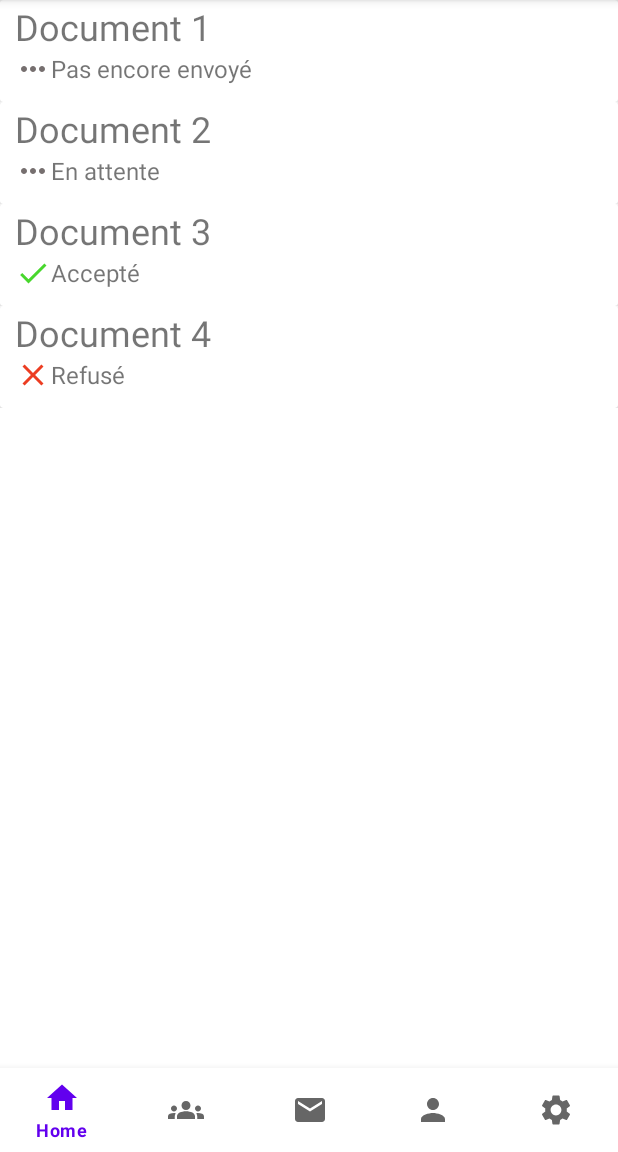
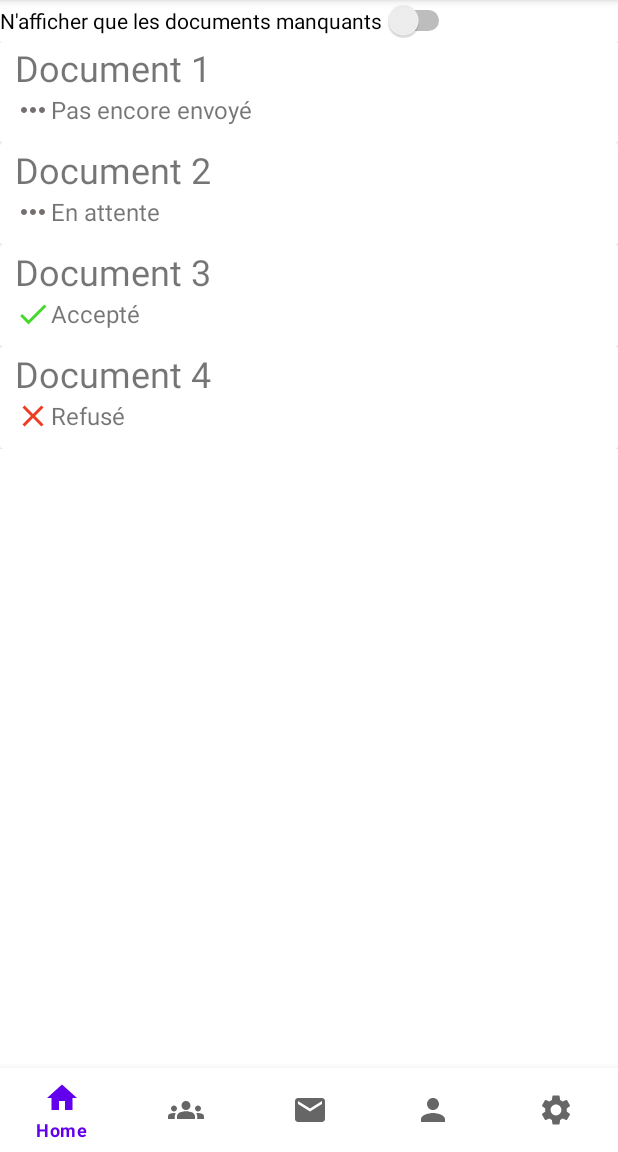
Before and after one commit to NIS4IL-PROJETS5/DogGoAndroid, an Android app: the DocumentMemberFragment screen opened through its navigation route, on a phone screen of 412 x 824 dp, the part 84-1236 px from its top. Run offline under Robolectric (Android 15) with nearby library versions, the phone set to English and light mode, and no system bars; our stand-ins replace navigation-ui; pictures from the network do not load; 1 statement that could not run was skipped.

Commit message:
Ajout filtre pour documents

```diff
--- a/app/src/main/java/com/example/doggo_android/Models/Document.java
+++ b/app/src/main/java/com/example/doggo_android/Models/Document.java
@@ -7,7 +7,7 @@ import com.example.doggo_android.Enums.DOC_STATUS;
 public class Document {
     private String name,description,rejectionReason;
     private DOC_STATUS status;
-    private Bitmap document,example;
+    private Bitmap example; //TODO: déterminer si mettre un exemple pour les documents serait pratique ou non
 
     public Document(String name, String description) {
         this.name = name;
--- a/app/src/main/java/com/example/doggo_android/Viewmodels/DocumentViewModel.java
+++ b/app/src/main/java/com/example/doggo_android/ViewModels/DocumentViewModel.java
@@ -7,6 +7,7 @@ import com.example.doggo_android.Models.Document;
 
 import java.util.ArrayList;
 import java.util.List;
+import java.util.stream.Collectors;
 
 public class DocumentViewModel extends ViewModel {
 
@@ -28,6 +29,16 @@ public class DocumentViewModel extends ViewModel {
         return documents;
     }
 
+    public List<Document> getPendingDocuments(){
+        List<Document> documents = new ArrayList<Document>();
+        for (Document document : this.documents){
+            if (document.getStatus() == DOC_STATUS.NOT_SENT || document.getStatus() == DOC_STATUS.REJECTED){
+                documents.add(document);
+            }
+        }
+        return documents;
+    }
+
     public void setDocuments(List<Document> documents) {
         this.documents = documents;
     }
@@ -36,7 +47,9 @@ public class DocumentViewModel extends ViewModel {
         documents.add(new Document("Document 1","Description 1"));
         documents.add(new Document("Document 2","Description 2", DOC_STATUS.PENDING));
         documents.add(new Document("Document 3","Description 3",DOC_STATUS.ACCEPTED));
-        documents.add(new Document("Document 4","Description 4",DOC_STATUS.REJECTED));
+        Document falseDoc = new Document("Document 4","Description 4",DOC_STATUS.REJECTED);
+        falseDoc.setRejectionReason("Document incomplet");
+        documents.add(falseDoc);
     }
 
 
--- a/app/src/main/java/com/example/doggo_android/Views/DocumentMemberFragment.java
+++ b/app/src/main/java/com/example/doggo_android/Views/DocumentMemberFragment.java
@@ -22,7 +22,8 @@
 public class DocumentMemberFragment extends Fragment {
 
 
-    DocumentMemberAdapter documentMemberAdapter;
+    DocumentMemberAdapter documentMemberAdapterFull;
+    DocumentMemberAdapter documentMemberAdapterPartial;
     DocumentViewModel viewModelDocument;
 
     FragmentDocumentMemberBinding binding;
@@ -49,12 +50,27 @@
     public void onViewCreated(@NonNull View view, @Nullable Bundle savedInstanceState) {
         super.onViewCreated(view, savedInstanceState);
         viewModelDocument = new ViewModelProvider(requireActivity()).get(DocumentViewModel.class);
-        documentMemberAdapter = new DocumentMemberAdapter(viewModelDocument.getDocuments(), getContext(), document -> {
+        documentMemberAdapterFull = new DocumentMemberAdapter(viewModelDocument.getDocuments(), getContext(), document -> {
             viewModelDocument.setSelectedDocument(document);
             Navigation.findNavController(view).navigate(R.id.action_documentMemberFragment_to_documentMemberZoomFragment);
         });
+
+        documentMemberAdapterPartial = new DocumentMemberAdapter(viewModelDocument.getPendingDocuments(), getContext(), document -> {
+            viewModelDocument.setSelectedDocument(document);
+            Navigation.findNavController(view).navigate(R.id.action_documentMemberFragment_to_documentMemberZoomFragment);
+        });
+
+
         binding.DocumentMemberRecyclerView.setLayoutManager(new LinearLayoutManager(getContext()));
-        binding.DocumentMemberRecyclerView.setAdapter(documentMemberAdapter);
+        binding.DocumentMemberRecyclerView.setAdapter(documentMemberAdapterFull);
         binding.DocumentMemberRecyclerView.setHasFixedSize(true);
+
+        binding.switch1.setOnClickListener(view1 -> {
+            if (binding.switch1.isChecked()) {
+                binding.DocumentMemberRecyclerView.setAdapter(documentMemberAdapterPartial);
+            } else {
+                binding.DocumentMemberRecyclerView.setAdapter(documentMemberAdapterFull);
+            }
+        });
     }
 }
--- a/app/src/main/res/layout/fragment_document_member.xml
+++ b/app/src/main/res/layout/fragment_document_member.xml
@@ -1,12 +1,26 @@
 <?xml version="1.0" encoding="utf-8"?>
-<FrameLayout xmlns:android="http://schemas.android.com/apk/res/android"
+<androidx.constraintlayout.widget.ConstraintLayout xmlns:android="http://schemas.android.com/apk/res/android"
+    xmlns:app="http://schemas.android.com/apk/res-auto"
     xmlns:tools="http://schemas.android.com/tools"
     android:layout_width="match_parent"
     android:layout_height="match_parent"
     tools:context=".views.DocumentMemberFragment">
 
+    <Switch
+        android:id="@+id/switch1"
+        android:layout_width="wrap_content"
+        android:layout_height="wrap_content"
+        android:text="N'afficher que les documents manquants"
+        app:layout_constraintBottom_toTopOf="@+id/DocumentMemberRecyclerView"
+        app:layout_constraintStart_toStartOf="parent"
+        app:layout_constraintTop_toTopOf="parent" />
+
     <androidx.recyclerview.widget.RecyclerView
         android:id="@+id/DocumentMemberRecyclerView"
-        android:layout_width="match_parent"
-        android:layout_height="match_parent" />
-</FrameLayout>
+        android:layout_width="0dp"
+        android:layout_height="0dp"
+        app:layout_constraintBottom_toBottomOf="parent"
+        app:layout_constraintEnd_toEndOf="parent"
+        app:layout_constraintStart_toStartOf="parent"
+        app:layout_constraintTop_toBottomOf="@+id/switch1" />
+</androidx.constraintlayout.widget.ConstraintLayout>
```
